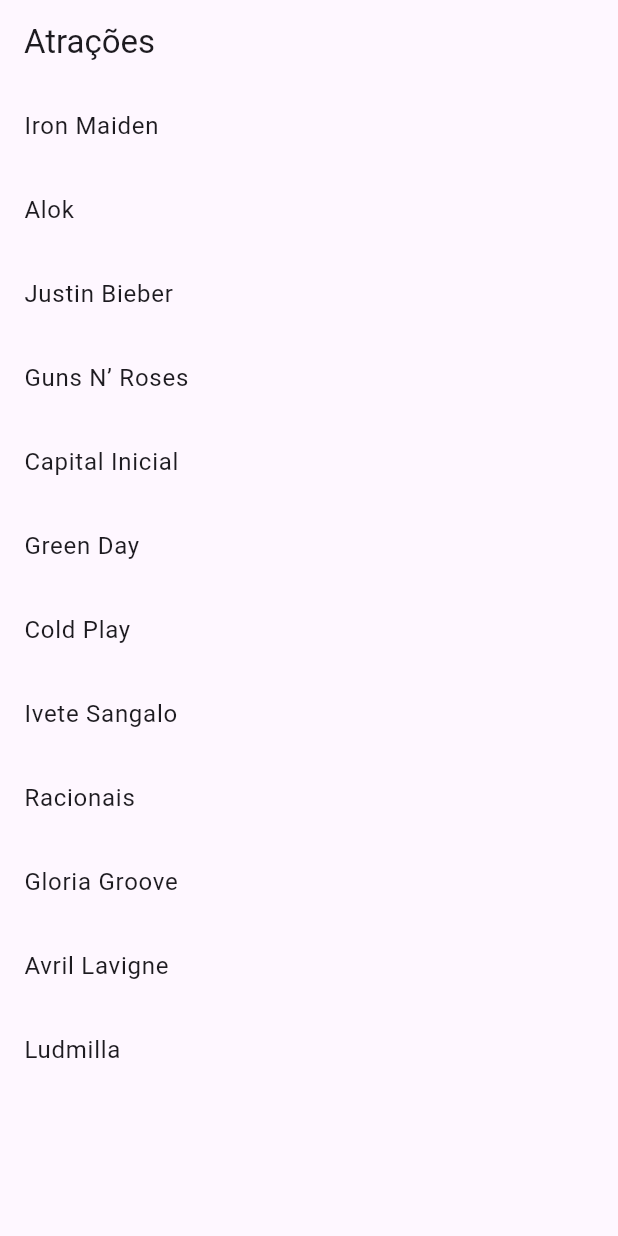
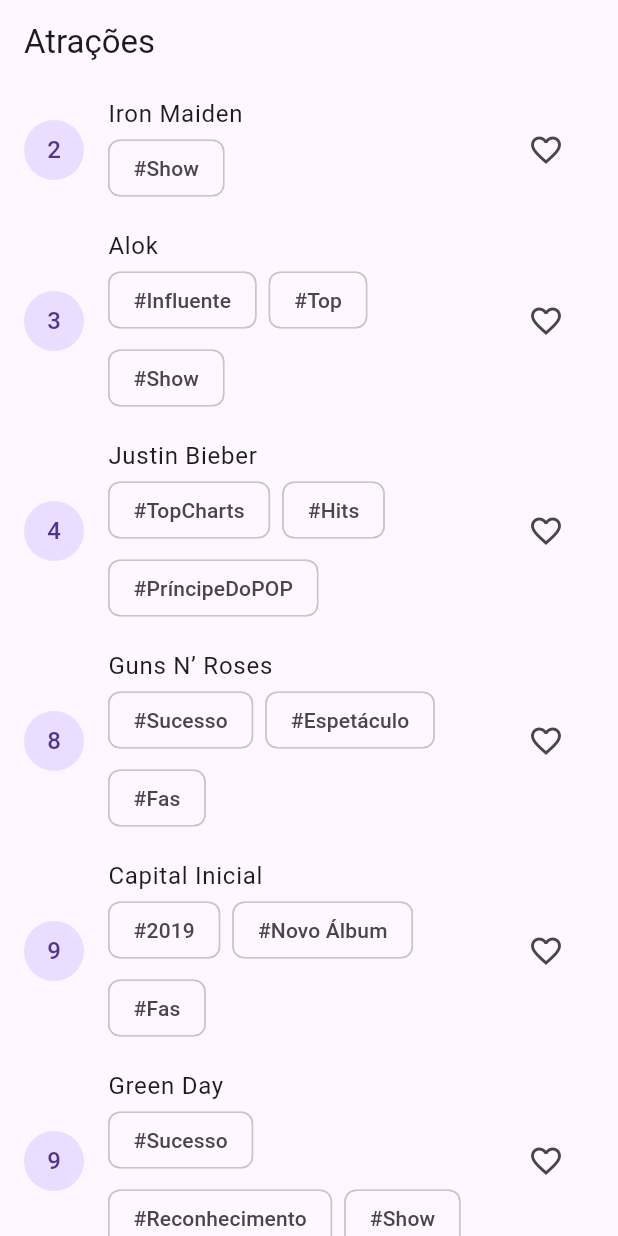
Before and after one commit to misaelccorreia/exploring_flutter, a Flutter app: the screen it shows after launch, on a phone screen of 412 x 824 dp. Run offline on Flutter 3.47's test engine with Material 3 defaults, Android fonts, the phone set to English and light mode, and no system bars.

Commit message:
add favorite icon and see the mutable state

```diff
--- a/lib/main.dart
+++ b/lib/main.dart
@@ -27,6 +27,8 @@
 }
 
 class _HomePageState extends State<HomePage>{
+  final List<Atracao> _listaFavoritos = [];
+
   @override
   Widget build(BuildContext context){
     return Scaffold(
@@ -36,10 +38,36 @@
         body: ListView.builder(
           itemCount: listaAtracoes.length,
           itemBuilder: (context, index){
+            final isFavorito = _listaFavoritos.contains(listaAtracoes[index]);
             return ListTile(
               title: Text(listaAtracoes[index].nome),
-            );
-        }),
+              subtitle: Wrap(
+                spacing: 8,
+                runSpacing: 4,
+                children: listaAtracoes[index]
+                    .tags
+                    .map((tag) => Chip(label: Text('#$tag')))
+                    .toList(),
+                ),
+              leading: CircleAvatar(
+                child: Text('${listaAtracoes[index].dia}'),
+              ),
+              trailing: IconButton(
+                onPressed: () {
+                  setState(() {
+                    if(isFavorito){
+                    _listaFavoritos.remove(listaAtracoes[index]);
+                    } else {
+                      _listaFavoritos.add(listaAtracoes[index]);
+                    };
+                  });
+                },
+                icon: isFavorito
+                  ? const Icon(Icons.favorite, color: Colors.red,)
+                  : const Icon(Icons.favorite_border),
+               ),
+             );
+          }),
     );
   }
 }
```
